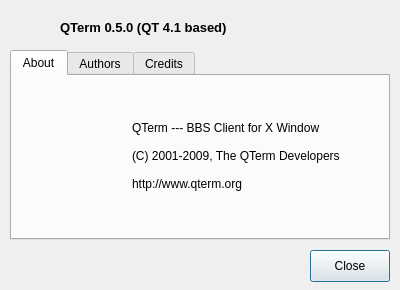
Old version of the form src/ui/aboutdialog.ui in the repository qterm/qterm.
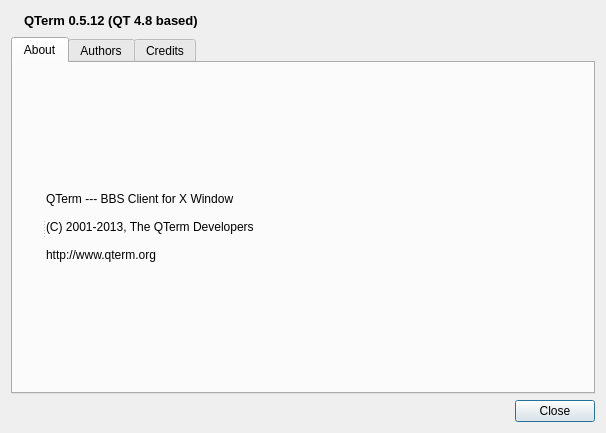
New version of the form. The open tabs and pages were chosen to show the change. Icons and pictures are not drawn.

The edit to the form file:
```diff
--- a/src/ui/aboutdialog.ui
+++ b/src/ui/aboutdialog.ui
@@ -6,8 +6,8 @@
    <rect>
     <x>0</x>
     <y>0</y>
-    <width>400</width>
-    <height>290</height>
+    <width>606</width>
+    <height>433</height>
    </rect>
   </property>
   <property name="sizePolicy">
@@ -16,18 +16,6 @@
     <verstretch>0</verstretch>
    </sizepolicy>
   </property>
-  <property name="minimumSize">
-   <size>
-    <width>400</width>
-    <height>290</height>
-   </size>
-  </property>
-  <property name="maximumSize">
-   <size>
-    <width>400</width>
-    <height>290</height>
-   </size>
-  </property>
   <property name="baseSize">
    <size>
     <width>0</width>
@@ -40,15 +28,11 @@
   <property name="sizeGripEnabled">
    <bool>false</bool>
   </property>
+  <layout class="QVBoxLayout" name="verticalLayout">
+   <item>
+    <layout class="QHBoxLayout" name="horizontalLayout_2">
+     <item>
   <widget class="QLabel" name="pixmapLabel1">
-   <property name="geometry">
-    <rect>
-     <x>20</x>
-     <y>10</y>
-     <width>32</width>
-     <height>32</height>
-    </rect>
-   </property>
    <property name="text">
     <string/>
    </property>
@@ -59,15 +43,9 @@
     <bool>true</bool>
    </property>
   </widget>
+     </item>
+     <item>
   <widget class="QLabel" name="TextLabel">
-   <property name="geometry">
-    <rect>
-     <x>60</x>
-     <y>20</y>
-     <width>261</width>
-     <height>16</height>
-    </rect>
-   </property>
    <property name="font">
     <font>
      <weight>50</weight>
@@ -84,19 +62,28 @@
     <string>&lt;!DOCTYPE HTML PUBLIC &quot;-//W3C//DTD HTML 4.0//EN&quot; &quot;http://www.w3.org/TR/REC-html40/strict.dtd&quot;&gt;
 &lt;html&gt;&lt;head&gt;&lt;meta name=&quot;qrichtext&quot; content=&quot;1&quot; /&gt;&lt;style type=&quot;text/css&quot;&gt;
 p, li { white-space: pre-wrap; }
-&lt;/style&gt;&lt;/head&gt;&lt;body style=&quot; font-family:'Bitstream Vera Sans'; font-size:9pt; font-weight:400; font-style:normal;&quot;&gt;
-&lt;p style=&quot; margin-top:0px; margin-bottom:0px; margin-left:0px; margin-right:0px; -qt-block-indent:0; text-indent:0px;&quot;&gt;&lt;span style=&quot; font-size:10pt; font-weight:600;&quot;&gt;QTerm 0.5.0 (QT 4.1 based)&lt;/span&gt;&lt;/p&gt;&lt;/body&gt;&lt;/html&gt;</string>
-   </property>
-  </widget>
+&lt;/style&gt;&lt;/head&gt;&lt;body style=&quot; font-family:'DejaVu Sans'; font-size:12pt; font-weight:400; font-style:normal;&quot;&gt;
+&lt;p style=&quot; margin-top:0px; margin-bottom:0px; margin-left:0px; margin-right:0px; -qt-block-indent:0; text-indent:0px;&quot;&gt;&lt;span style=&quot; font-family:'Bitstream Vera Sans'; font-size:10pt; font-weight:600;&quot;&gt;QTerm 0.5.12 (QT 4.8 based)&lt;/span&gt;&lt;/p&gt;&lt;/body&gt;&lt;/html&gt;</string>
+       </property>
+      </widget>
+     </item>
+     <item>
+      <spacer name="horizontalSpacer_2">
+       <property name="orientation">
+        <enum>Qt::Horizontal</enum>
+       </property>
+       <property name="sizeHint" stdset="0">
+        <size>
+         <width>40</width>
+         <height>20</height>
+        </size>
+       </property>
+      </spacer>
+     </item>
+    </layout>
+   </item>
+   <item>
   <widget class="QTabWidget" name="mainTabWidget">
-   <property name="geometry">
-    <rect>
-     <x>10</x>
-     <y>50</y>
-     <width>380</width>
-     <height>190</height>
-    </rect>
-   </property>
    <property name="currentIndex">
     <number>1</number>
    </property>
@@ -104,46 +91,36 @@
     <attribute name="title">
      <string>About</string>
     </attribute>
-    <widget class="QLabel" name="TextLabel3">
-     <property name="geometry">
-      <rect>
-       <x>120</x>
-       <y>40</y>
-       <width>232</width>
-       <height>80</height>
-      </rect>
-     </property>
-     <property name="text">
-      <string>&lt;!DOCTYPE HTML PUBLIC &quot;-//W3C//DTD HTML 4.0//EN&quot; &quot;http://www.w3.org/TR/REC-html40/strict.dtd&quot;&gt;
-&lt;html&gt;&lt;head&gt;&lt;meta name=&quot;qrichtext&quot; content=&quot;1&quot; /&gt;&lt;style type=&quot;text/css&quot;&gt;
-p, li { white-space: pre-wrap; }
-&lt;/style&gt;&lt;/head&gt;&lt;body style=&quot; font-family:'Bitstream Vera Sans'; font-size:9pt; font-weight:400; font-style:normal;&quot;&gt;
-&lt;p style=&quot; margin-top:0px; margin-bottom:0px; margin-left:0px; margin-right:0px; -qt-block-indent:0; text-indent:0px;&quot;&gt;QTerm --- BBS Client for X Window&lt;/p&gt;
-&lt;p style=&quot;-qt-paragraph-type:empty; margin-top:0px; margin-bottom:0px; margin-left:0px; margin-right:0px; -qt-block-indent:0; text-indent:0px;&quot;&gt;&lt;/p&gt;
-&lt;p style=&quot; margin-top:0px; margin-bottom:0px; margin-left:0px; margin-right:0px; -qt-block-indent:0; text-indent:0px;&quot;&gt;(C) 2001-2009, The QTerm Developers&lt;/p&gt;
-&lt;p style=&quot;-qt-paragraph-type:empty; margin-top:0px; margin-bottom:0px; margin-left:0px; margin-right:0px; -qt-block-indent:0; text-indent:0px;&quot;&gt;&lt;/p&gt;
-&lt;p style=&quot; margin-top:0px; margin-bottom:0px; margin-left:0px; margin-right:0px; -qt-block-indent:0; text-indent:0px;&quot;&gt;http://www.qterm.org&lt;/p&gt;&lt;/body&gt;&lt;/html&gt;</string>
-     </property>
-    </widget>
+      <layout class="QHBoxLayout" name="horizontalLayout_4">
+       <item>
+        <widget class="QSplitter" name="splitter">
+         <property name="orientation">
+          <enum>Qt::Horizontal</enum>
+         </property>
     <widget class="QLabel" name="pixmapLabel2">
-     <property name="geometry">
-      <rect>
-       <x>10</x>
-       <y>30</y>
-       <width>91</width>
-       <height>91</height>
-      </rect>
-     </property>
      <property name="text">
       <string/>
      </property>
      <property name="pixmap">
       <pixmap resource="../qterm.qrc">:/pic/qterm.png</pixmap>
      </property>
-     <property name="scaledContents">
-      <bool>true</bool>
-     </property>
-    </widget>
+         </widget>
+         <widget class="QLabel" name="TextLabel3">
+          <property name="text">
+           <string>&lt;!DOCTYPE HTML PUBLIC &quot;-//W3C//DTD HTML 4.0//EN&quot; &quot;http://www.w3.org/TR/REC-html40/strict.dtd&quot;&gt;
+&lt;html&gt;&lt;head&gt;&lt;meta name=&quot;qrichtext&quot; content=&quot;1&quot; /&gt;&lt;style type=&quot;text/css&quot;&gt;
+p, li { white-space: pre-wrap; }
+&lt;/style&gt;&lt;/head&gt;&lt;body style=&quot; font-family:'DejaVu Sans'; font-size:12pt; font-weight:400; font-style:normal;&quot;&gt;
+&lt;p style=&quot; margin-top:0px; margin-bottom:0px; margin-left:0px; margin-right:0px; -qt-block-indent:0; text-indent:0px;&quot;&gt;&lt;span style=&quot; font-family:'Bitstream Vera Sans'; font-size:9pt;&quot;&gt;QTerm --- BBS Client for X Window&lt;/span&gt;&lt;/p&gt;
+&lt;p style=&quot;-qt-paragraph-type:empty; margin-top:0px; margin-bottom:0px; margin-left:0px; margin-right:0px; -qt-block-indent:0; text-indent:0px; font-family:'Bitstream Vera Sans'; font-size:9pt;&quot;&gt;&lt;br /&gt;&lt;/p&gt;
+&lt;p style=&quot; margin-top:0px; margin-bottom:0px; margin-left:0px; margin-right:0px; -qt-block-indent:0; text-indent:0px;&quot;&gt;&lt;span style=&quot; font-family:'Bitstream Vera Sans'; font-size:9pt;&quot;&gt;(C) 2001-2013, The QTerm Developers&lt;/span&gt;&lt;/p&gt;
+&lt;p style=&quot;-qt-paragraph-type:empty; margin-top:0px; margin-bottom:0px; margin-left:0px; margin-right:0px; -qt-block-indent:0; text-indent:0px; font-family:'Bitstream Vera Sans'; font-size:9pt;&quot;&gt;&lt;br /&gt;&lt;/p&gt;
+&lt;p style=&quot; margin-top:0px; margin-bottom:0px; margin-left:0px; margin-right:0px; -qt-block-indent:0; text-indent:0px;&quot;&gt;&lt;span style=&quot; font-family:'Bitstream Vera Sans'; font-size:9pt;&quot;&gt;http://www.qterm.org&lt;/span&gt;&lt;/p&gt;&lt;/body&gt;&lt;/html&gt;</string>
+          </property>
+         </widget>
+        </widget>
+       </item>
+      </layout>
    </widget>
    <widget class="QWidget" name="tab2">
     <attribute name="title">
@@ -197,31 +174,39 @@
     <attribute name="title">
      <string>Credits</string>
     </attribute>
-    <widget class="QTextBrowser" name="TextBrowser">
-     <property name="geometry">
-      <rect>
-       <x>10</x>
-       <y>10</y>
-       <width>361</width>
-       <height>141</height>
-      </rect>
-     </property>
-    </widget>
-   </widget>
-  </widget>
+      <layout class="QHBoxLayout" name="horizontalLayout_3">
+       <item>
+        <widget class="QTextBrowser" name="TextBrowser"/>
+       </item>
+      </layout>
+     </widget>
+    </widget>
+   </item>
+   <item>
+    <layout class="QHBoxLayout" name="horizontalLayout">
+     <item>
+      <spacer name="horizontalSpacer">
+       <property name="orientation">
+        <enum>Qt::Horizontal</enum>
+       </property>
+       <property name="sizeHint" stdset="0">
+        <size>
+         <width>40</width>
+         <height>20</height>
+        </size>
+       </property>
+      </spacer>
+     </item>
+     <item>
   <widget class="QPushButton" name="closeButton">
-   <property name="geometry">
-    <rect>
-     <x>310</x>
-     <y>250</y>
-     <width>80</width>
-     <height>32</height>
-    </rect>
-   </property>
    <property name="text">
     <string>Close</string>
    </property>
   </widget>
+     </item>
+    </layout>
+   </item>
+  </layout>
  </widget>
  <layoutdefault spacing="6" margin="11"/>
  <tabstops>
```
Left out of the diff: 43 changed lines with no effect on the pictures. Lines whose indentation alone changed are shown as unchanged.
